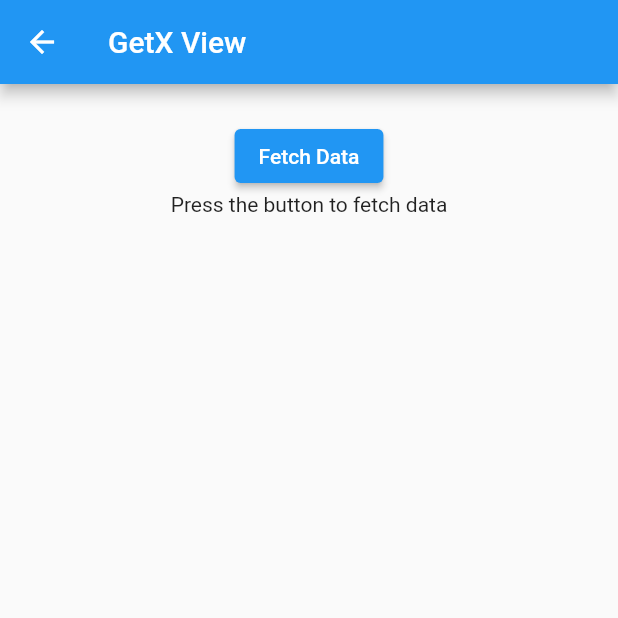
After one commit to gabeaventh/state_dummy, a Flutter app: the GetXView screen opened by its route, on a phone screen of 412 x 824 dp, the top half of it. The commit adds this screen. Run offline on Flutter 3.47's test engine with Material 2 defaults, Android fonts, the phone set to English and light mode, and no system bars; our stand-ins replace flutter_bloc, get, hooks_riverpod.

Commit message:
tring to make GetX State works

```diff
--- a/lib/bind.dart
+++ b/lib/bind.dart
@@ -1,9 +1,11 @@
 import 'package:get/get.dart';
 import 'package:state_research/state_bloc/bloc/json_bloc_bloc.dart';
+import 'package:state_research/state_getx/controller.dart';
 
 class AppBinding implements Bindings {
   @override
   void dependencies() {
     Get.lazyPut<JsonBloc>(JsonBloc.new);
+    Get.lazyPut<JsonController>(JsonController.new);
   }
 }
--- a/lib/main.dart
+++ b/lib/main.dart
@@ -89,6 +89,12 @@ class _MyHomePageState extends State<MyHomePage> {
               },
               child: const Text('Riverpod View'),
             ),
+            ElevatedButton(
+              onPressed: () {
+                Get.toNamed(AppRouteNames.getx);
+              },
+              child: const Text('GetX View'),
+            ),
           ],
         ),
       ),
--- a/lib/route.dart
+++ b/lib/route.dart
@@ -2,6 +2,7 @@ import 'package:get/get.dart';
 import 'package:state_research/bind.dart';
 import 'package:state_research/main.dart';
 import 'package:state_research/state_bloc/view.dart';
+import 'package:state_research/state_getx/view.dart';
 import 'package:state_research/state_provider/view.dart';
 import 'package:state_research/state_riverpod/view.dart';
 
@@ -27,6 +28,11 @@ class AppRoutes {
       page: () => const RiverpodView(),
       binding: AppBinding(),
     ),
+    GetPage(
+      name: AppRouteNames.getx,
+      page: () => GetXView(),
+      binding: AppBinding(),
+    )
   ];
 }
 
@@ -35,4 +41,5 @@ class AppRouteNames {
   static const String bloc = '/bloc';
   static const String provider = '/provider';
   static const String riverpod = '/riverpod';
+  static const String getx = '/getx';
 }
--- /dev/null
+++ b/lib/state_getx/components/empty.dart
@@ -0,0 +1,24 @@
+import 'package:flutter/material.dart';
+
+class GetXEmptyWidget extends StatelessWidget {
+  final VoidCallback onPressed;
+  const GetXEmptyWidget({
+    Key? key,
+    required this.onPressed,
+  }) : super(key: key);
+
+  @override
+  Widget build(BuildContext context) {
+    return Column(
+      children: [
+        ElevatedButton(
+          onPressed: onPressed,
+          child: const Text('Fetch Data'),
+        ),
+        const Center(
+          child: Text('Press the button to fetch data'),
+        ),
+      ],
+    );
+  }
+}
--- /dev/null
+++ b/lib/state_getx/controller.dart
@@ -0,0 +1,19 @@
+import 'package:get/get.dart';
+import 'package:state_research/models/detail.dart';
+import 'package:state_research/models/list.dart';
+import 'package:state_research/util/helper.dart';
+
+class JsonController extends GetxController {
+  final jsonList = <Data>[].obs;
+  final isLoading = false.obs;
+
+  void getJson() async {
+    isLoading(true);
+    final response = await Helper.getLocalJson();
+
+    JsonList list = JsonList.fromJson(response);
+
+    jsonList(list.data);
+    isLoading(true);
+  }
+}
--- /dev/null
+++ b/lib/state_getx/view.dart
@@ -0,0 +1,33 @@
+import 'package:flutter/material.dart';
+import 'package:get/get.dart';
+import 'package:hooks_riverpod/hooks_riverpod.dart';
+import 'package:state_research/state_getx/components/empty.dart';
+import 'package:state_research/state_getx/components/list.dart';
+import 'package:state_research/state_getx/controller.dart';
+import 'package:state_research/widgets/loading.dart';
+
+class GetXView extends ConsumerWidget {
+  const GetXView({super.key});
+  @override
+  Widget build(BuildContext context, WidgetRef ref) {
+    return Scaffold(
+      appBar: AppBar(
+        title: const Text('GetX View'),
+      ),
+      body: SingleChildScrollView(
+        padding: const EdgeInsets.all(24),
+        child: GetX<JsonController>(
+          builder: (controller) {
+            return controller.isLoading.isTrue
+                ? const LoadingWidget()
+                : controller.jsonList.isNotEmpty
+                    ? GetXListWidget(data: controller.jsonList)
+                    : GetXEmptyWidget(
+                        onPressed: () => controller.getJson(),
+                      );
+          },
+        ),
+      ),
+    );
+  }
+}
```
Also changed, not shown: lib/state_getx/components/list.dart (added, +42 -0 lines).
